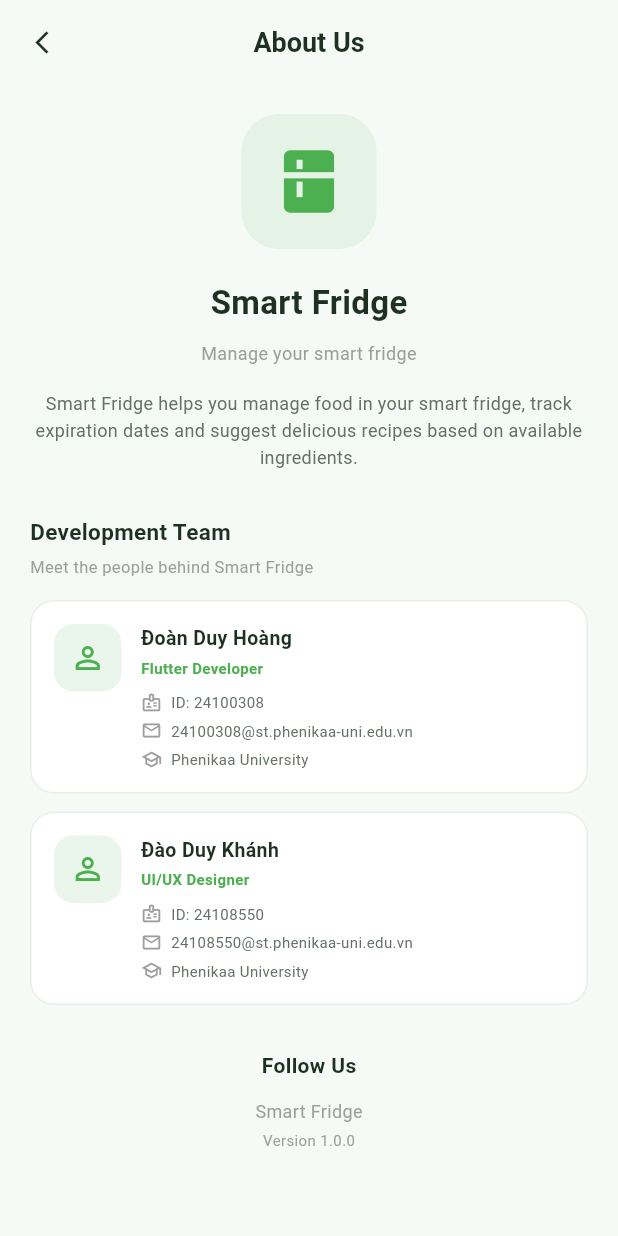
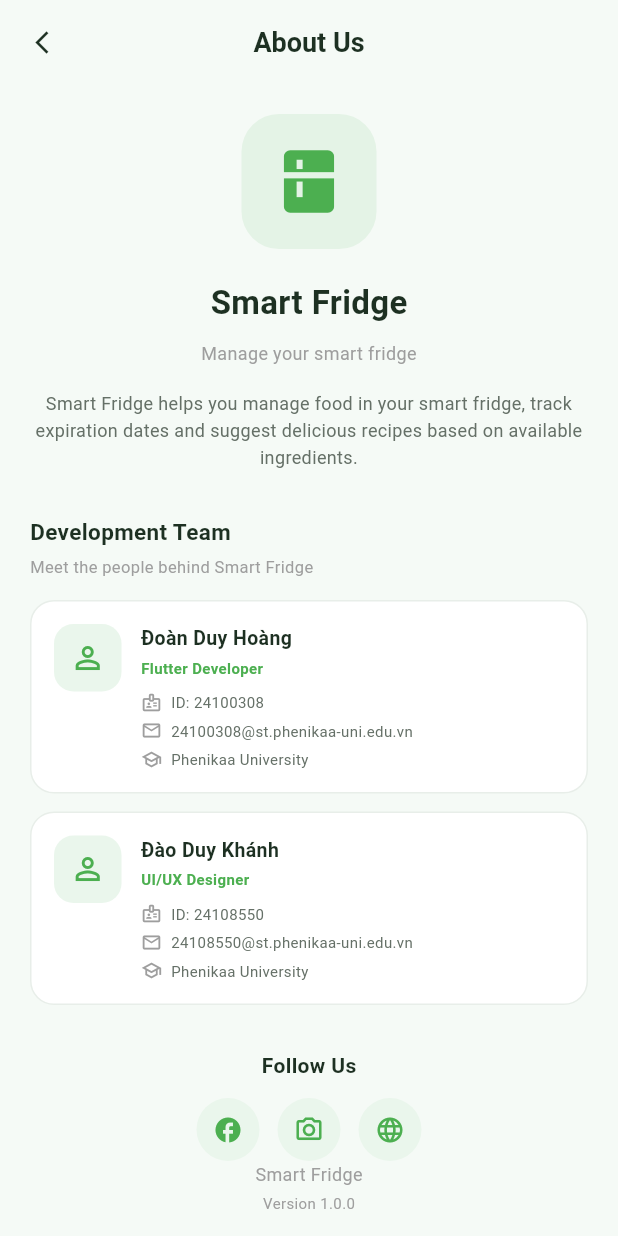
Before and after one commit to DuyHoang-06/2025_2026_3_2_PTUDDD_N01_Nhom_07, a Flutter app: the AboutUsPage screen opened directly, on a phone screen of 412 x 824 dp. Run offline on Flutter 3.47's test engine with Material 3 defaults, Android fonts, the phone set to English and light mode, and no system bars; our stand-ins replace image_picker; accounts and stored records are empty.

Commit message:
thiết kế các social button.Trong widget social section tạo Row hiển thị các button

```diff
--- a/lib/pages/about_us_page.dart
+++ b/lib/pages/about_us_page.dart
@@ -345,9 +345,61 @@ class AboutUsPage extends StatelessWidget {
         const SizedBox(height: 12),
 
         Row(
-          //hiển thị các social button
+          mainAxisAlignment: MainAxisAlignment.center,
+
+          children: [
+            _buildSocialButton(
+              icon: Icons.facebook,
+              onTap: () {
+                print('Facebook');
+              },
+            ),
+
+            const SizedBox(width: 12),
+
+            _buildSocialButton(
+              icon: Icons.camera_alt_outlined,
+              onTap: () {
+                print('Instagram');
+              },
+            ),
+
+            const SizedBox(width: 12),
+
+            _buildSocialButton(
+              icon: Icons.language,
+              onTap: () {
+                print('Website');
+              },
+            ),
+          ],
         ),
       ],
     );
   }
+
+  // ============================================
+  // SOCIAL BUTTON
+  // ============================================
+
+  Widget _buildSocialButton({
+    required IconData icon,
+    required VoidCallback onTap,
+  }) {
+    return GestureDetector(
+      onTap: onTap,
+
+      child: Container(
+        width: 42,
+        height: 42,
+
+        decoration: BoxDecoration(
+          color: const Color(0xffEAF6EC),
+          shape: BoxShape.circle,
+        ),
+
+        child: Icon(icon, color: const Color(0xff4CAF50), size: 20),
+      ),
+    );
+  }
 }
```
